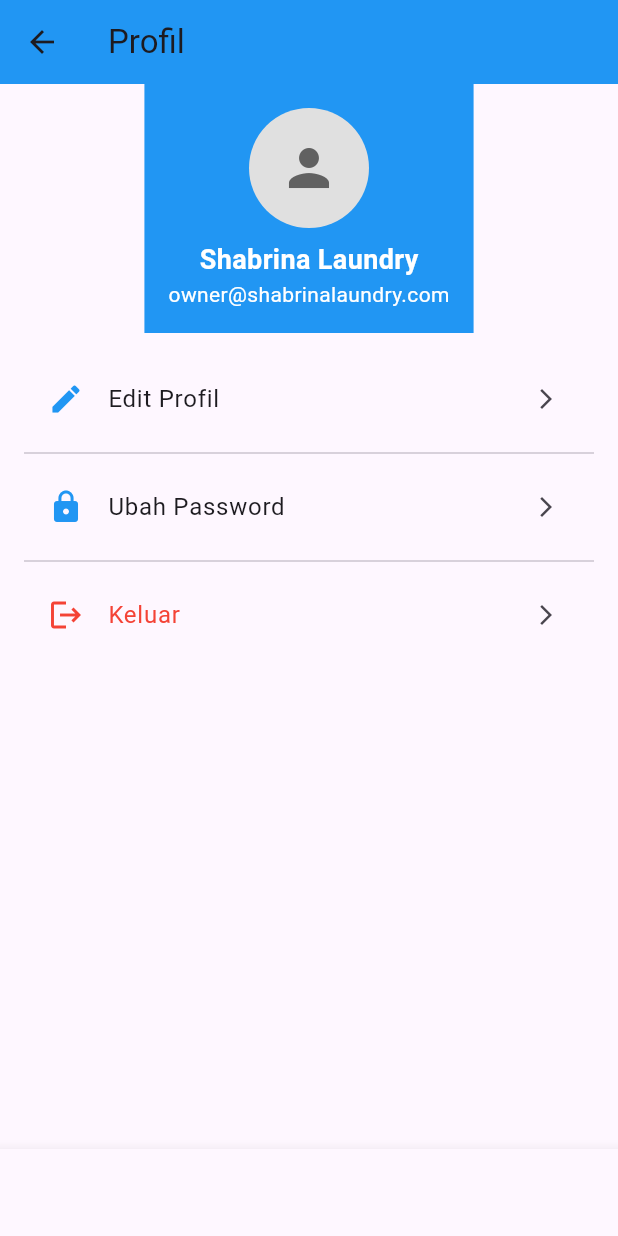
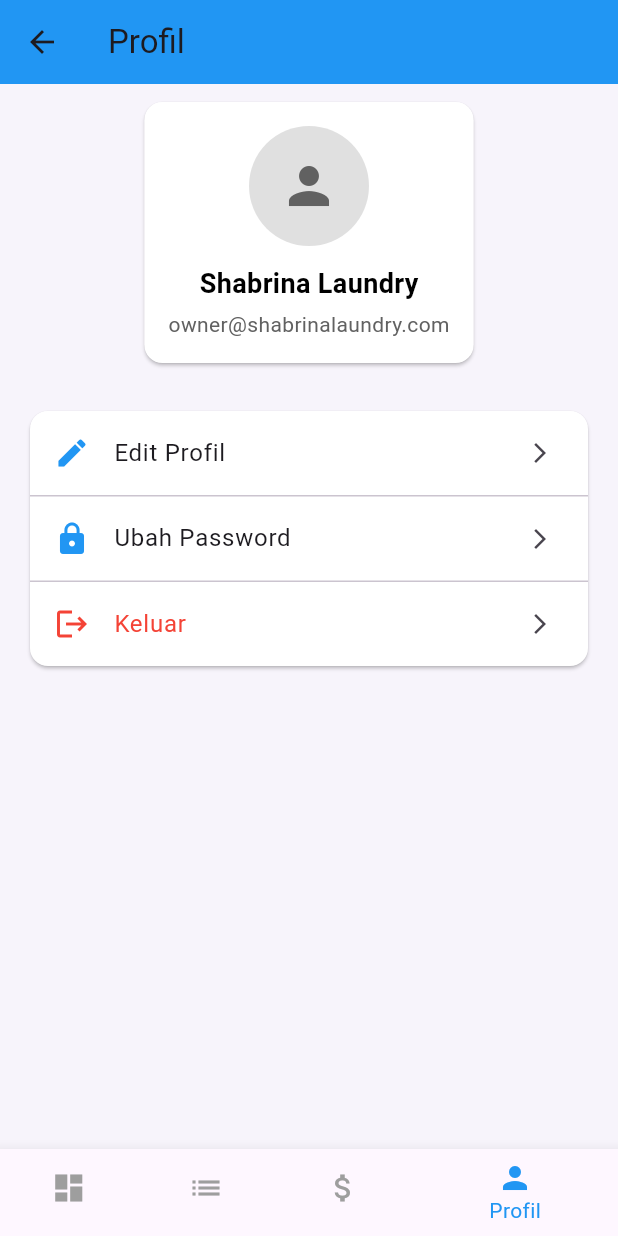
Before and after one commit to danisetiawan31/laundry_app, a Flutter app: the ProfilePage screen opened directly, on a phone screen of 412 x 824 dp. Run offline on Flutter 3.47's test engine with Material 3 defaults, Android fonts, the light colour scheme and no system bars; our stand-ins replace cloud_firestore, firebase_auth, firebase_core, fl_chart; accounts and stored records are empty.

Commit message:
menambah fungsi bottom navigation bar dan menyempurnakan tampilan

```diff
--- a/lib/owner_profile.dart
+++ b/lib/owner_profile.dart
@@ -1,4 +1,7 @@
 import 'package:flutter/material.dart';
+import 'package:laundry_app/owner_home_page.dart';
+import 'owner_order_view.dart';
+import 'owner_keuangan.dart';
 
 class ProfilePage extends StatelessWidget {
   @override
@@ -12,8 +15,14 @@ class ProfilePage extends StatelessWidget {
       body: Column(
         children: [
           // Header Profile
-          Container(
-            color: Colors.blue,
+          Padding(
+            padding: EdgeInsets.symmetric(horizontal: 16.0, vertical: 8.0),
+            child: Card(
+              shape: RoundedRectangleBorder(
+                borderRadius: BorderRadius.circular(12),
+              ),
+              color: Colors.white,
+              child: Padding(
                 padding: EdgeInsets.all(16.0),
                 child: Column(
                   children: [
@@ -26,23 +35,26 @@ class ProfilePage extends StatelessWidget {
                         color: Colors.grey[700],
                       ),
                     ),
-                SizedBox(height: 8),
+                    SizedBox(height: 12),
                     Text(
                       'Shabrina Laundry',
                       style: TextStyle(
                         fontSize: 18,
                         fontWeight: FontWeight.bold,
-                    color: Colors.white,
+                        color: Colors.black,
                       ),
                     ),
+                    SizedBox(height: 4),
                     Text(
                       'owner@shabrinalaundry.com',
                       style: TextStyle(
                         fontSize: 14,
-                    color: Colors.white,
+                        color: Colors.grey[700],
                       ),
                     ),
                   ],
+                ),
+              ),
             ),
           ),
 
@@ -50,6 +62,13 @@ class ProfilePage extends StatelessWidget {
           Expanded(
             child: ListView(
               padding: EdgeInsets.all(16.0),
+              children: [
+                Card(
+                  color: Colors.white,
+                  shape: RoundedRectangleBorder(
+                    borderRadius: BorderRadius.circular(12),
+                  ),
+                  child: Column(
                     children: [
                       ListTile(
                         leading: Icon(Icons.edit, color: Colors.blue),
@@ -59,7 +78,7 @@ class ProfilePage extends StatelessWidget {
                           // TODO: Navigate to edit profile page
                         },
                       ),
-                Divider(),
+                      Divider(height: 1, thickness: 1),
                       ListTile(
                         leading: Icon(Icons.lock, color: Colors.blue),
                         title: Text('Ubah Password'),
@@ -68,7 +87,7 @@ class ProfilePage extends StatelessWidget {
                           // TODO: Navigate to change password page
                         },
                       ),
-                Divider(),
+                      Divider(height: 1, thickness: 1),
                       ListTile(
                         leading: Icon(Icons.logout, color: Colors.red),
                         title: Text(
@@ -85,13 +104,41 @@ class ProfilePage extends StatelessWidget {
                 ),
               ],
             ),
+          ),
+        ],
+      ),
 
       // Bottom Navigation Bar
       bottomNavigationBar: BottomNavigationBar(
         currentIndex: 3, // Assuming 'Profil' is the 4th tab
         onTap: (index) {
-          // TODO: Handle bottom navigation
+          switch (index) {
+            case 0:
+              Navigator.pushReplacement(
+                context,
+                MaterialPageRoute(builder: (context) => OwnerHomePage()),
+              );
+              break;
+            case 1:
+              Navigator.pushReplacement(
+                context,
+                MaterialPageRoute(builder: (context) => OwnerOrderView()),
+              );
+              break;
+            case 2:
+              Navigator.pushReplacement(
+                context,
+                MaterialPageRoute(builder: (context) => OwnerKeuanganPage()),
+              );
+              break;
+            case 3:
+              // Current page, do nothing
+              break;
+          }
         },
+        backgroundColor: Colors.white, // White color for profile page
+        selectedItemColor: Colors.blue,
+        unselectedItemColor: Colors.grey,
         items: [
           BottomNavigationBarItem(
             icon: Icon(Icons.dashboard),
@@ -102,7 +149,7 @@ class ProfilePage extends StatelessWidget {
             label: 'Pesanan',
           ),
           BottomNavigationBarItem(
-            icon: Icon(Icons.account_balance_wallet),
+            icon: Icon(Icons.attach_money),
             label: 'Keuangan',
           ),
           BottomNavigationBarItem(
@@ -111,6 +158,7 @@ class ProfilePage extends StatelessWidget {
           ),
         ],
       ),
+      backgroundColor: const Color(0xFFF7F4FB),
     );
   }
 }
--- a/lib/user_history.dart
+++ b/lib/user_history.dart
@@ -139,7 +139,7 @@ class _OrderHistoryPageState extends State<OrderHistoryPage> {
           ),
           BottomNavigationBarItem(
             icon: _buildIcon(Icons.shopping_bag, _selectedIndex == 1),
-            label: 'Order',
+            label: 'Ordger',
           ),
           BottomNavigationBarItem(
             icon: _buildIcon(Icons.chat, _selectedIndex == 2),
```
Lines whose indentation alone changed are shown as unchanged.
